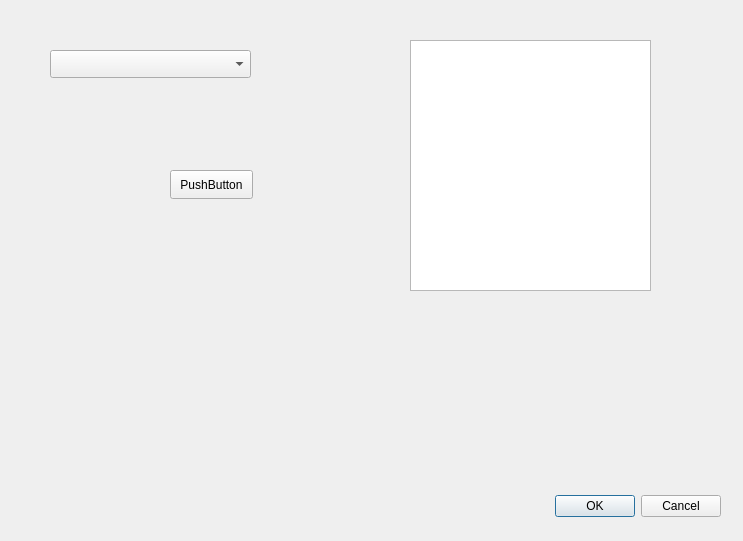
Above: reportcreate.ui from Nikonoffcmi/diplome before the change. Below: the same form after it.
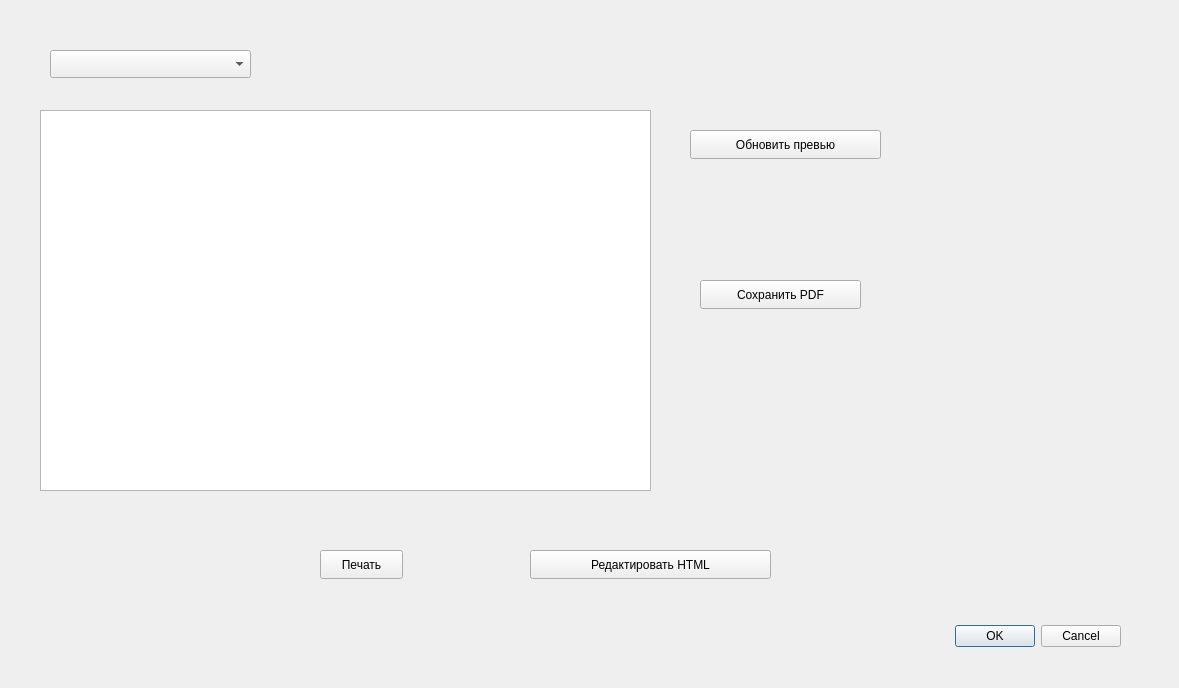
That is the form after the change.

```diff
--- a/reportcreate.ui
+++ b/reportcreate.ui
@@ -6,8 +6,8 @@
    <rect>
     <x>0</x>
     <y>0</y>
-    <width>743</width>
-    <height>541</height>
+    <width>1179</width>
+    <height>688</height>
    </rect>
   </property>
   <property name="windowTitle">
@@ -16,8 +16,8 @@
   <widget class="QDialogButtonBox" name="buttonBox">
    <property name="geometry">
     <rect>
-     <x>380</x>
-     <y>490</y>
+     <x>780</x>
+     <y>620</y>
      <width>341</width>
      <height>32</height>
     </rect>
@@ -42,25 +42,64 @@
   <widget class="QPushButton" name="generateButton">
    <property name="geometry">
     <rect>
-     <x>170</x>
-     <y>170</y>
+     <x>320</x>
+     <y>550</y>
      <width>83</width>
      <height>29</height>
     </rect>
    </property>
    <property name="text">
-    <string>PushButton</string>
+    <string>Печать</string>
    </property>
   </widget>
   <widget class="QTextEdit" name="textEdit">
    <property name="geometry">
     <rect>
-     <x>410</x>
-     <y>40</y>
+     <x>40</x>
+     <y>110</y>
+     <width>611</width>
+     <height>381</height>
+    </rect>
+   </property>
+  </widget>
+  <widget class="QPushButton" name="refreshPreviewBtn">
+   <property name="geometry">
+    <rect>
+     <x>690</x>
+     <y>130</y>
+     <width>191</width>
+     <height>29</height>
+    </rect>
+   </property>
+   <property name="text">
+    <string>Обновить превью</string>
+   </property>
+  </widget>
+  <widget class="QPushButton" name="savePdfBtn">
+   <property name="geometry">
+    <rect>
+     <x>700</x>
+     <y>280</y>
+     <width>161</width>
+     <height>29</height>
+    </rect>
+   </property>
+   <property name="text">
+    <string>Сохранить PDF</string>
+   </property>
+  </widget>
+  <widget class="QPushButton" name="editHtmlBtn">
+   <property name="geometry">
+    <rect>
+     <x>530</x>
+     <y>550</y>
      <width>241</width>
-     <height>251</height>
+     <height>29</height>
     </rect>
    </property>
+   <property name="text">
+    <string>Редактировать HTML</string>
+   </property>
   </widget>
  </widget>
  <resources/>
```
Left out of the diff: 4 changed lines with no effect on the pictures.
